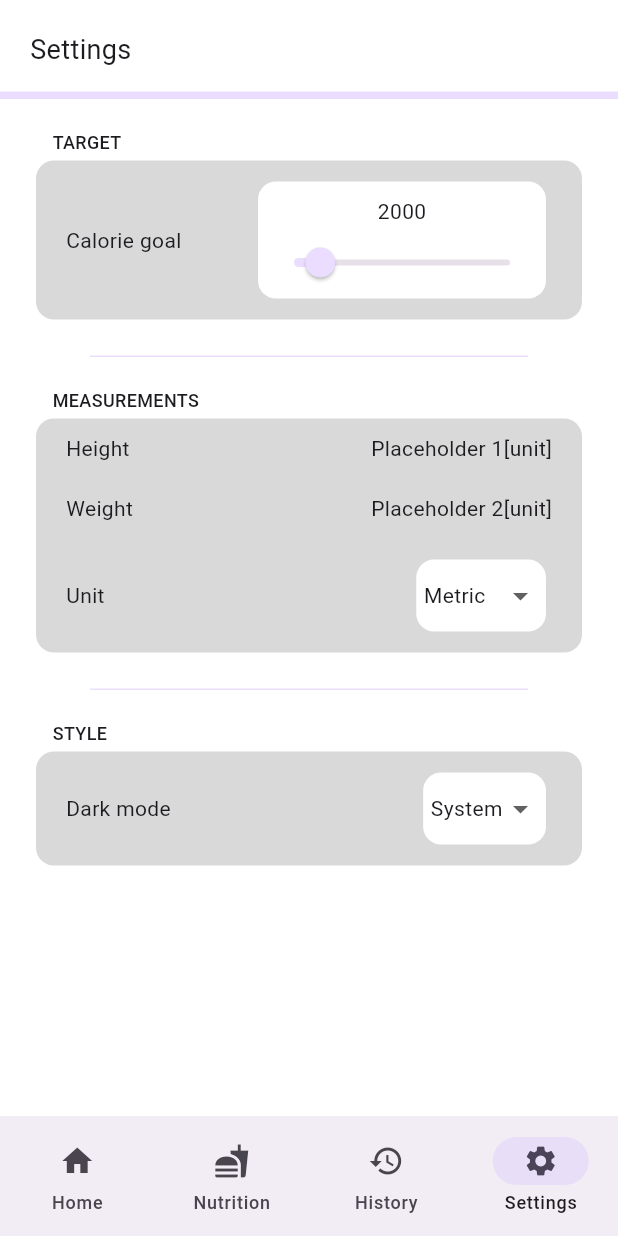
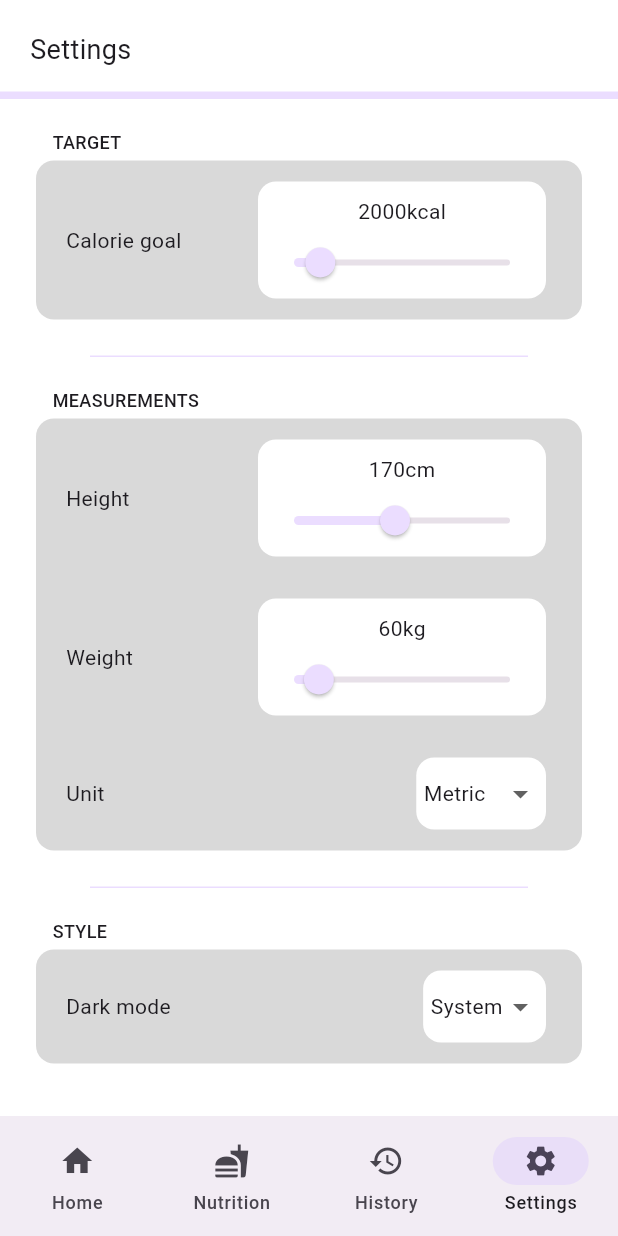
Before and after one commit to smstone0/Caloric, a Flutter app: the screen it shows after launch, after a tap on "Update weight/height", on a phone screen of 412 x 824 dp. Run offline on Flutter 3.47's test engine with Material 2 defaults, Android fonts, the phone set to English and light mode, and no system bars; our stand-ins replace sqflite; accounts and stored records are empty.

Commit message:
Add sliders with data persistence

```diff
--- a/lib/databases/settings_database.dart
+++ b/lib/databases/settings_database.dart
@@ -4,13 +4,13 @@ import 'package:sqflite/sqflite.dart';
 
 class Settings {
   final int id;
-  final double calorieGoal;
-  final double height;
-  final double weight;
-  final String unit;
-  final String mode;
+  double calorieGoal;
+  double height;
+  double weight;
+  String unit;
+  String mode;
 
-  const Settings(
+  Settings(
       {required this.id,
       required this.calorieGoal,
       required this.height,
--- a/lib/pages/settings_page.dart
+++ b/lib/pages/settings_page.dart
@@ -21,23 +21,25 @@ class SettingsPage extends StatelessWidget {
         ),
         const SizedBox(height: 20),
         const SectionTitle(title: "TARGET"),
-        const SettingsCard(titles: ["Calorie goal"], inputs: [CalorieSlider()]),
+        const SettingsCard(
+            titles: ["Calorie goal"],
+            inputs: [CustomSliderHandler(type: 'calorie')]),
         const SectionSeparator(),
         const SectionTitle(title: "MEASUREMENTS"),
-        SettingsCard(titles: [
+        const SettingsCard(titles: [
           "Height",
           "Weight",
           "Unit"
         ], inputs: [
-          Text("Placeholder 1[unit]"),
-          Text("Placeholder 2[unit]"),
+          CustomSliderHandler(type: 'height'),
+          CustomSliderHandler(type: 'weight'),
           SettingsDropdown(
             list: ["Metric", "Imperial"],
           ),
         ]),
         const SectionSeparator(),
         const SectionTitle(title: "STYLE"),
-        SettingsCard(
+        const SettingsCard(
           titles: ["Dark mode"],
           inputs: [
             SettingsDropdown(
@@ -50,21 +52,130 @@ class SettingsPage extends StatelessWidget {
   }
 }
 
-class CalorieSlider extends StatefulWidget {
-  const CalorieSlider({
+class CustomSliderHandler extends StatefulWidget {
+  const CustomSliderHandler({
     super.key,
+    required this.type,
   });
 
+  final String type;
+
   @override
-  State<CalorieSlider> createState() => _CalorieSliderState();
+  State<CustomSliderHandler> createState() => _CustomSliderHandlerState();
 }
 
-class _CalorieSliderState extends State<CalorieSlider> {
-  //Get
-  double calorieGoal = 2000;
+class _CustomSliderHandlerState extends State<CustomSliderHandler> {
+  Future<List<Settings>> loadSettings() async {
+    List<Settings> settingsList = await SettingsDatabase().getSettings();
+    if (settingsList.isEmpty) {
+      var defaultSettings = Settings(
+        id: 0,
+        calorieGoal: 2000,
+        height: 170,
+        weight: 60,
+        unit: 'metric',
+        mode: 'system',
+      );
+      await SettingsDatabase().insertSettings(defaultSettings);
+      settingsList = await SettingsDatabase().getSettings();
+    }
+    return (settingsList);
+  }
 
   @override
   Widget build(BuildContext context) {
+    double sliderValue;
+
+    return (FutureBuilder<List<Settings>>(
+      future: loadSettings(),
+      builder: (context, snapshot) {
+        if (snapshot.connectionState == ConnectionState.waiting) {
+          return CircularProgressIndicator(
+              color: Theme.of(context).colorScheme.primaryContainer);
+        } else if (snapshot.hasError) {
+          return Text('Error: ${snapshot.error}');
+        } else {
+          List<Settings> settingsList = snapshot.data ?? [];
+          switch (widget.type) {
+            case 'calorie':
+              sliderValue = settingsList[0].calorieGoal;
+              break;
+            case 'height':
+              sliderValue = settingsList[0].height;
+              break;
+            default:
+              sliderValue = settingsList[0].weight;
+          }
+          return CustomSlider(
+            type: widget.type,
+            settingsUnit: settingsList[0].unit,
+            sliderValue: sliderValue,
+            currentSettings: settingsList[0],
+          );
+        }
+      },
+    ));
+  }
+}
+
+class CustomSlider extends StatefulWidget {
+  CustomSlider(
+      {super.key,
+      required this.type,
+      required this.settingsUnit,
+      required this.sliderValue,
+      required this.currentSettings});
+
+  final String type;
+  final String settingsUnit;
+  double sliderValue;
+  Settings currentSettings;
+
+  @override
+  State<CustomSlider> createState() => _CustomSliderState();
+}
+
+class _CustomSliderState extends State<CustomSlider> {
+  @override
+  Widget build(BuildContext context) {
+    double min, max;
+    int divisions;
+    String unit;
+
+    switch (widget.type) {
+      case 'calorie':
+        unit = 'kcal';
+        min = 1000;
+        max = 10000;
+        break;
+      case 'height':
+        if (widget.settingsUnit == 'metric') {
+          unit = 'cm';
+          min = 100;
+          max = 250;
+        } else {
+          unit = 'inches';
+          min = 40;
+          max = 100;
+        }
+        break;
+      default:
+        if (widget.settingsUnit == 'metric') {
+          unit = 'kg';
+          min = 35;
+          max = 275;
+        } else {
+          unit = 'lbs';
+          min = 80;
+          max = 600;
+        }
+    }
+    if (widget.type == 'calorie') {
+      divisions = 180;
+    } else {
+      divisions = (max - min).round();
+    }
+
     return Card(
         color: Colors.white,
         elevation: 0,
@@ -73,24 +184,37 @@ class _CalorieSliderState extends State<CalorieSlider> {
             Padding(
               padding: const EdgeInsets.only(top: 10),
               child: Text(
-              calorieGoal.round().toString(),
+                widget.sliderValue.round().toString() + unit,
               ),
             ),
             Slider.adaptive(
-            value: calorieGoal,
-            min: 1000,
-            max: 10000,
-            divisions: 180,
+              value: widget.sliderValue,
+              min: min,
+              max: max,
+              divisions: divisions,
               activeColor: Theme.of(context).colorScheme.primaryContainer,
               onChanged: (double value) {
                 setState(() {
-                calorieGoal = value;
+                  widget.sliderValue = value;
                 });
+              },
+              onChangeEnd: (value) {
+                Settings newSettings = widget.currentSettings;
+                switch (widget.type) {
+                  case 'calorie':
+                    newSettings.calorieGoal = value;
+                    break;
+                  case 'height':
+                    newSettings.height = value;
+                    break;
+                  default:
+                    newSettings.weight = value;
+                }
+                SettingsDatabase().updateSettings(newSettings);
               },
             ),
           ],
-      ),
-    );
+        ));
   }
 }
 
```
Lines whose indentation alone changed are shown as unchanged.
